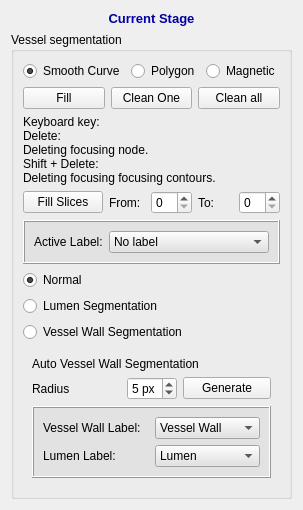
This is codes/Controller/InteractorStyles/QInteractorStyleVesselSegmentation2.ui in wuzhuobin/PlaqueQuant as Qt 5 draws it before an edit. The edited form follows.
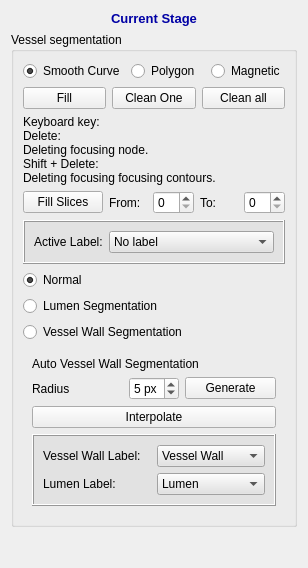
This is the edited form. Icons and pictures are not drawn.

Commit message: Adding Interpolate FUnction

What changed in the file:
```diff
--- a/codes/Controller/InteractorStyles/QInteractorStyleVesselSegmentation2.ui
+++ b/codes/Controller/InteractorStyles/QInteractorStyleVesselSegmentation2.ui
@@ -6,8 +6,8 @@
    <rect>
     <x>0</x>
     <y>0</y>
-    <width>298</width>
-    <height>487</height>
+    <width>308</width>
+    <height>568</height>
    </rect>
   </property>
   <property name="windowTitle">
@@ -386,6 +386,13 @@
             </item>
            </layout>
           </item>
+          <item>
+           <widget class="QPushButton" name="pushButtonInterpolate">
+            <property name="text">
+             <string>Interpolate</string>
+            </property>
+           </widget>
+          </item>
           <item>
            <widget class="QFrame" name="vesselFrame">
             <property name="enabled">
```
Left out of the diff: 4 changed lines with no effect on the pictures. The commit also changes 8 other files.
